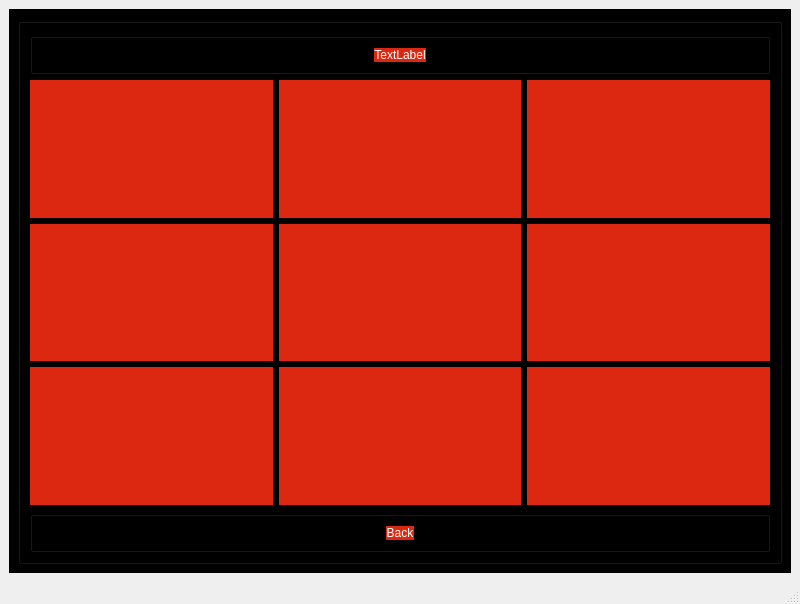
First picture: the form in Log/mainwindow.ui, repository Ragab21/AI-XO, before the edit.
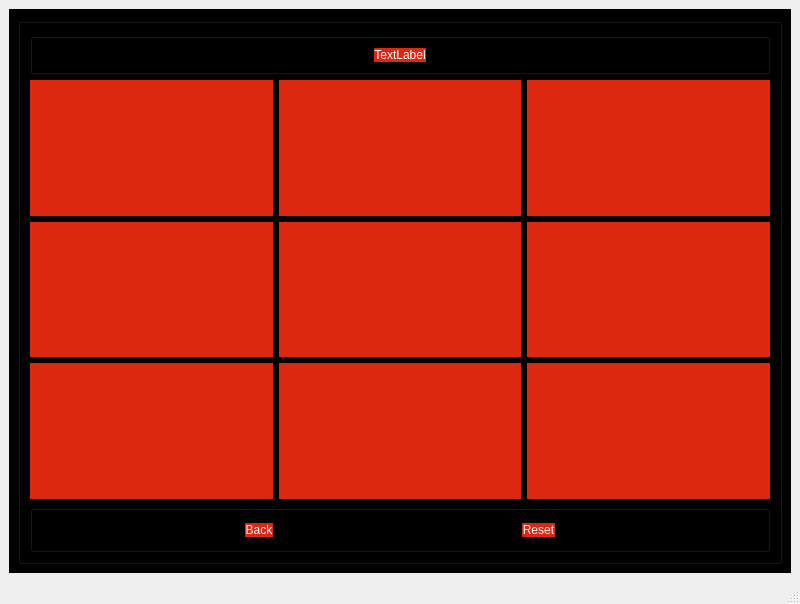
Second picture: the form after the edit. The open tabs and pages were chosen to show the change.

```diff
--- a/Log/mainwindow.ui
+++ b/Log/mainwindow.ui
@@ -712,7 +712,9 @@
              <property name="title">
               <string/>
              </property>
-             <layout class="QHBoxLayout" name="horizontalLayout_8">
+             <layout class="QVBoxLayout" name="verticalLayout_10">
+              <item>
+               <layout class="QHBoxLayout" name="horizontalLayout_7">
               <item>
                <widget class="QPushButton" name="XOback">
                 <property name="sizePolicy">
@@ -731,6 +733,43 @@
                  <string>Back</string>
                 </property>
                </widget>
+                </item>
+                <item>
+                 <spacer name="horizontalSpacer_4">
+                  <property name="orientation">
+                   <enum>Qt::Horizontal</enum>
+                  </property>
+                  <property name="sizeType">
+                   <enum>QSizePolicy::Maximum</enum>
+                  </property>
+                  <property name="sizeHint" stdset="0">
+                   <size>
+                    <width>40</width>
+                    <height>20</height>
+                   </size>
+                  </property>
+                 </spacer>
+                </item>
+                <item>
+                 <widget class="QPushButton" name="XOreset">
+                  <property name="sizePolicy">
+                   <sizepolicy hsizetype="Maximum" vsizetype="Maximum">
+                    <horstretch>0</horstretch>
+                    <verstretch>0</verstretch>
+                   </sizepolicy>
+                  </property>
+                  <property name="styleSheet">
+                   <string notr="true">color: rgb(255, 255, 255);
+background-color: rgb(220, 40, 16);
+border: none;
+font: 14pt &quot;My Puma&quot;;</string>
+                  </property>
+                  <property name="text">
+                   <string>Reset</string>
+                  </property>
+                 </widget>
+                </item>
+               </layout>
               </item>
              </layout>
             </widget>
```
Left out of the diff: 2 changed lines with no effect on the pictures. Lines whose indentation alone changed are shown as unchanged.
